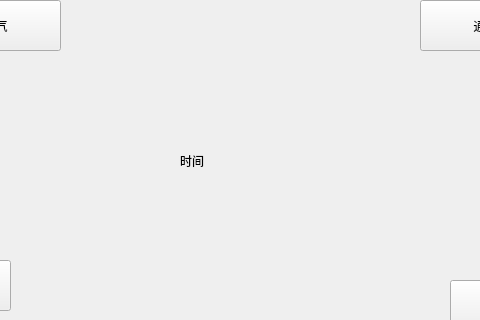
yuzcat01/VehicleControl, file View/Home/home.ui: the form before one commit; both pictures show x 250 to 730 and y 120 to 440 of the 1024 by 576 pixel window.
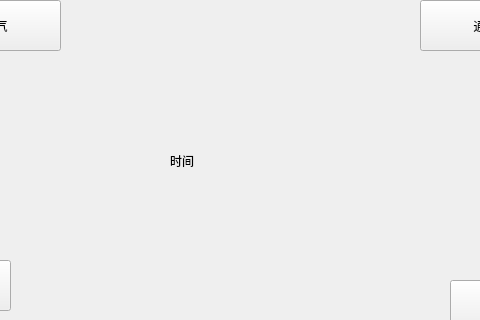
The form after the commit.

```diff
--- a/View/Home/home.ui
+++ b/View/Home/home.ui
@@ -129,7 +129,7 @@
    <widget class="QLabel" name="timeLabel">
     <property name="geometry">
      <rect>
-      <x>430</x>
+      <x>420</x>
       <y>260</y>
       <width>131</width>
       <height>41</height>
```
